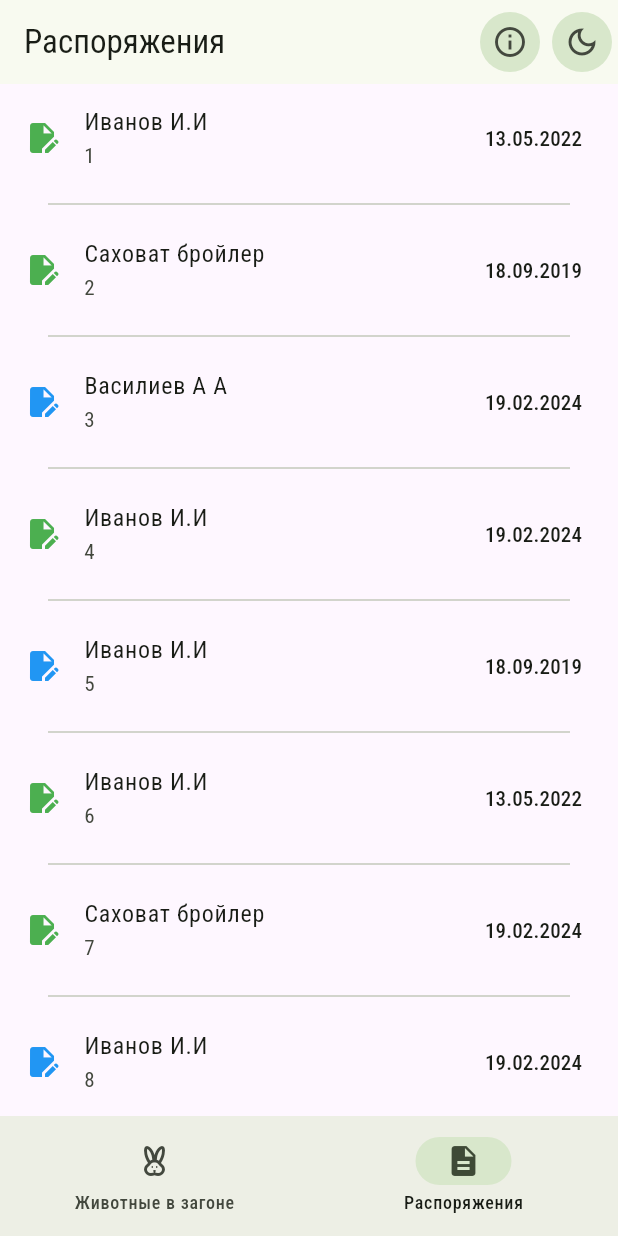
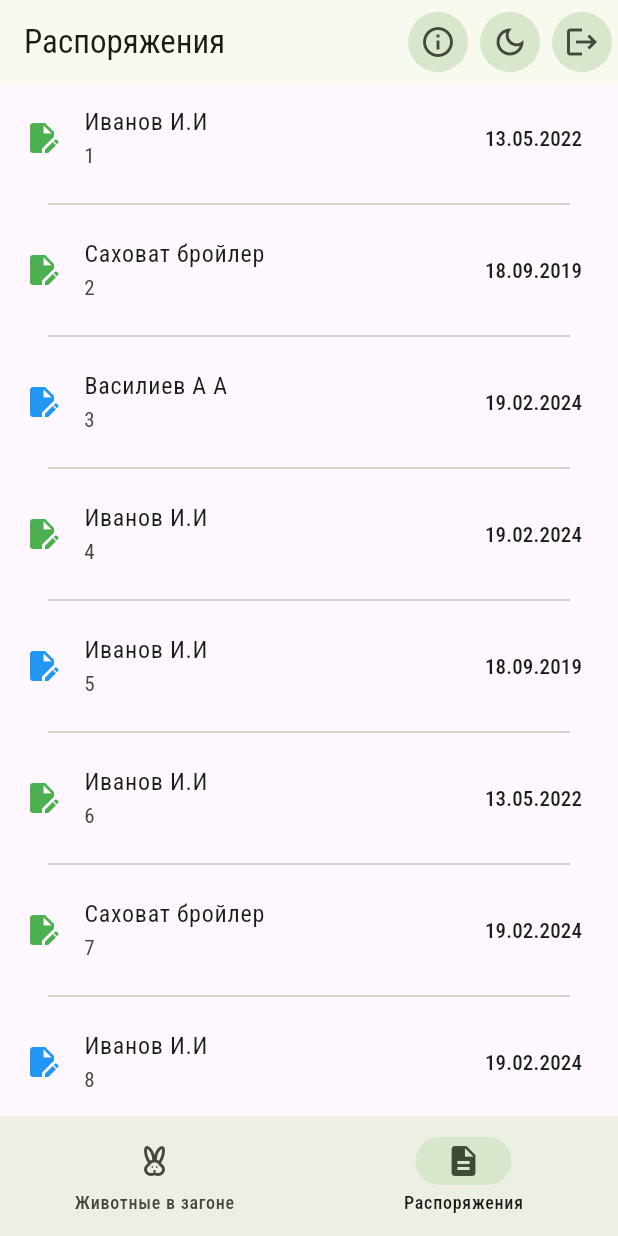
Before and after one commit to sudo-ulmas/jizzakh_organic, a Flutter app: the OrdersPage screen opened by its route, on a phone screen of 412 x 824 dp. Run offline on Flutter 3.47's test engine with Material 2 defaults, Android fonts, the light colour scheme and no system bars; drawn by our look-alikes of auto_size_text; our stand-ins replace bloc, dio, flutter_bloc, flutter_secure_storage, freezed_annotation and 5 more; accounts and stored records are empty; generated files the repository leaves out were written again.

Commit message:
feat: implement autologin and logout

```diff
--- a/lib/presentation/animals/view/animals_page.dart
+++ b/lib/presentation/animals/view/animals_page.dart
@@ -13,7 +13,10 @@ class AnimalsPage extends StatelessWidget {
   @override
   Widget build(BuildContext context) {
     return Scaffold(
-      appBar: const SharedAppbar(title: 'Животные в загоне'),
+      appBar: const SharedAppbar(
+        title: 'Животные в загоне',
+        includeLogoutButton: true,
+      ),
       body: BlocProvider(
         create: (context) =>
             AnimalsBloc(animalRepository: context.read<AnimalRepository>())
--- a/lib/presentation/login/bloc/login_event.dart
+++ b/lib/presentation/login/bloc/login_event.dart
@@ -6,4 +6,6 @@ class LoginEvent with _$LoginEvent {
     required String username,
     required String password,
   }) = _LoginButtonPressed;
+
+  const factory LoginEvent.tryLogin() = _LoginTryRequested;
 }
--- a/lib/presentation/login/bloc/login_state.dart
+++ b/lib/presentation/login/bloc/login_state.dart
@@ -10,4 +10,6 @@ class LoginState with _$LoginState {
   const factory LoginState.error({required String username}) = LoginError;
 
   const factory LoginState.success({required String username}) = LoginSuccess;
+
+  const factory LoginState.tryFail({required String username}) = LoginTryFail;
 }
--- a/lib/presentation/orders/view/orders_page.dart
+++ b/lib/presentation/orders/view/orders_page.dart
@@ -15,6 +15,7 @@ class OrdersPage extends StatelessWidget {
       child: Scaffold(
         appBar: SharedAppbar(
           title: 'Распоряжения',
+          includeLogoutButton: true,
           actions: [
             IconButton.filledTonal(
               tooltip: 'Нажмите чтобы узнать',
--- a/lib/presentation/presentation.dart
+++ b/lib/presentation/presentation.dart
@@ -5,3 +5,4 @@ export 'create_document/create_document.dart';
 export 'login/login.dart';
 export 'orders/orders.dart';
 export 'shipment/shipment.dart';
+export 'splash/splash.dart';
--- /dev/null
+++ b/lib/presentation/splash/splash.dart
@@ -0,0 +1 @@
+export 'view/splash_page.dart';
--- a/lib/repository/auth/auth_repository.dart
+++ b/lib/repository/auth/auth_repository.dart
@@ -6,4 +6,6 @@ abstract class AuthRepository {
     required String username,
     required String password,
   });
+
+  Future<String?> getPassword({required String username});
 }
--- a/lib/util/route/router.dart
+++ b/lib/util/route/router.dart
@@ -5,6 +5,7 @@ import 'package:uboyniy_cex/presentation/presentation.dart';
 import 'package:uboyniy_cex/widget/widget.dart';
 
 abstract class PagePath {
+  static const String splash = '/splash';
   static const String loginRoute = '/login';
   static const String animals = '/animals';
   static const String orders = '/orders';
@@ -20,7 +21,7 @@ final _shellNavigatorKey = GlobalKey<NavigatorState>();
 class AppRouter {
   AppRouter() {
     goRouter = GoRouter(
-      initialLocation: PagePath.loginRoute,
+      initialLocation: PagePath.splash,
       debugLogDiagnostics: true,
       navigatorKey: _rootNavigatorKey,
       routes: _routes,
@@ -30,6 +31,15 @@ class AppRouter {
   late GoRouter goRouter;
 
   final List<RouteBase> _routes = [
+    GoRoute(
+      path: PagePath.splash,
+      pageBuilder: (context, state) => CustomTransitionPage<void>(
+        key: state.pageKey,
+        child: const SplashPage(),
+        transitionsBuilder: (context, animation, secondaryAnimation, child) =>
+            FadeTransition(opacity: animation, child: child),
+      ),
+    ),
     GoRoute(
       path: PagePath.loginRoute,
       pageBuilder: (context, state) => CustomTransitionPage<void>(
--- a/lib/widget/shared_appbar.dart
+++ b/lib/widget/shared_appbar.dart
@@ -2,11 +2,18 @@ import 'package:auto_size_text/auto_size_text.dart';
 import 'package:flutter/material.dart';
 import 'package:flutter_bloc/flutter_bloc.dart';
 import 'package:uboyniy_cex/util/util.dart';
+import 'package:uboyniy_cex/widget/widget.dart';
 
 class SharedAppbar extends StatelessWidget implements PreferredSizeWidget {
-  const SharedAppbar({required this.title, this.actions = const [], super.key});
+  const SharedAppbar({
+    required this.title,
+    this.actions = const [],
+    this.includeLogoutButton = false,
+    super.key,
+  });
   final String title;
   final List<Widget> actions;
+  final bool includeLogoutButton;
 
   @override
   Widget build(BuildContext context) => AppBar(
@@ -29,6 +36,16 @@ class SharedAppbar extends StatelessWidget implements PreferredSizeWidget {
               );
             },
           ),
+          if (includeLogoutButton)
+            IconButton.filledTonal(
+              onPressed: () => showDialog<bool>(
+                context: context,
+                builder: (context) => const LogoutDialog(),
+              ),
+              icon: const Icon(
+                Icons.logout,
+              ),
+            ),
         ],
       );
 
--- a/lib/widget/widget.dart
+++ b/lib/widget/widget.dart
@@ -1,3 +1,4 @@
 export 'input_field.dart';
+export 'logout_dialog.dart';
 export 'shared_appbar.dart';
 export 'shared_scaffold.dart';
--- a/pubspec.yaml
+++ b/pubspec.yaml
@@ -16,6 +16,7 @@ dependencies:
   flutter:
     sdk: flutter
   flutter_bloc: ^8.1.3
+  flutter_secure_storage: ^9.0.0
   freezed_annotation: ^2.4.1
   go_router: ^11.1.4
   google_fonts: ^6.1.0
```
Also changed, not shown: lib/presentation/login/bloc/login_bloc.dart (+11 -0 lines), lib/presentation/login/view/login_page.dart (+7 -1 lines), lib/presentation/splash/view/splash_page.dart (added, +37 -0 lines), lib/repository/auth/auth_repository_impl.dart (+18 -1 lines), lib/repository/auth/fake_auth_repository.dart (+7 -0 lines), lib/widget/logout_dialog.dart (added, +42 -0 lines), pubspec.lock, 6 other files.
